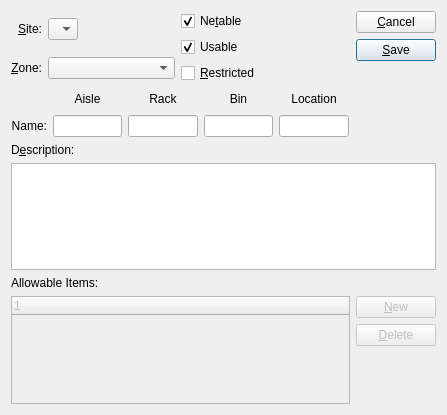
First picture: the form in guiclient/location.ui, repository Pegasus-RPG/xtuple-client, before the edit.
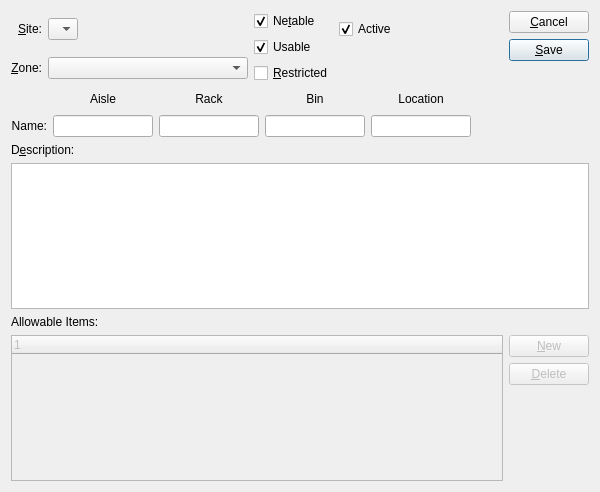
Second picture: the form after the edit. Custom widgets are drawn as their Qt base class.

Commit message: Issue #20423: Inventory Locations active flag

The edit to the form file:
```diff
--- a/guiclient/location.ui
+++ b/guiclient/location.ui
@@ -13,8 +13,8 @@
    <rect>
     <x>0</x>
     <y>0</y>
-    <width>447</width>
-    <height>415</height>
+    <width>600</width>
+    <height>492</height>
    </rect>
   </property>
   <property name="windowTitle">
@@ -139,6 +139,16 @@
       </layout>
      </item>
      <item row="0" column="5">
+      <widget class="QCheckBox" name="_active">
+       <property name="text">
+        <string>Active</string>
+       </property>
+       <property name="checked">
+        <bool>true</bool>
+       </property>
+      </widget>
+     </item>
+     <item row="1" column="5">
       <spacer name="horizontalSpacer_2">
        <property name="orientation">
         <enum>Qt::Horizontal</enum>
```
The commit also changes 16 other files.
